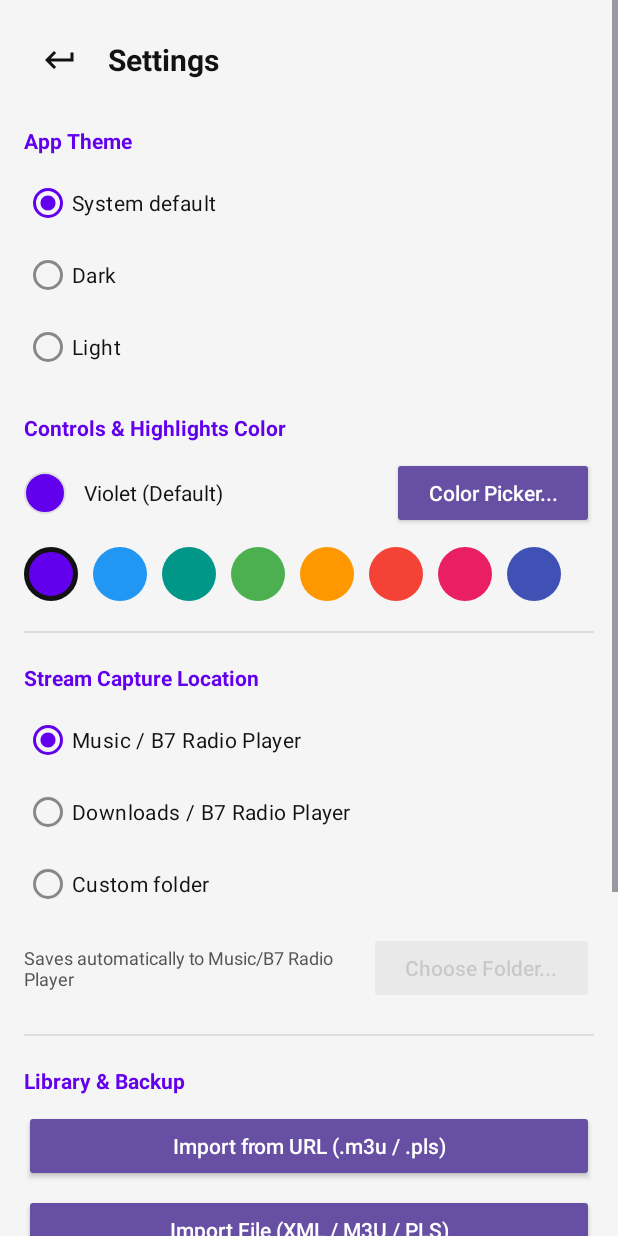
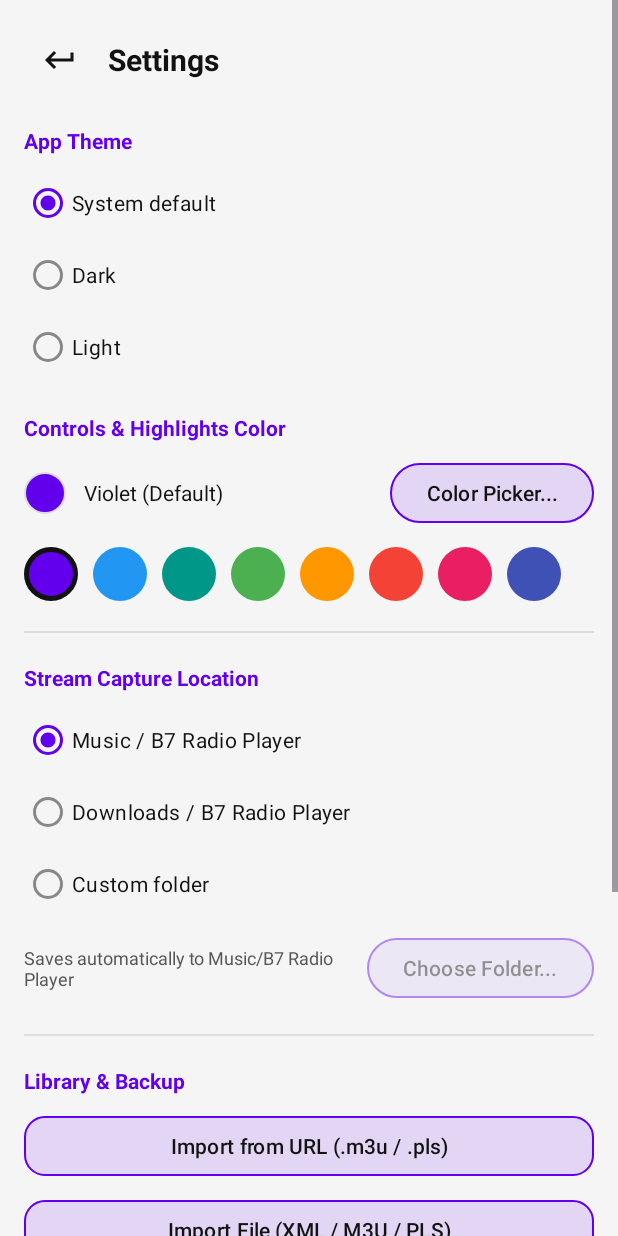
Before and after one commit to dbproff/B7-Radio-Player, an Android app: the SettingsActivity screen opened directly, with no data from a screen before it, on a phone screen of 412 x 824 dp. Run offline under Robolectric (Android 15) with nearby library versions, the phone set to English and light mode, and no system bars; network calls fail; pictures from the network do not load.

Commit message:
Deduplicate recorded files and style Settings buttons as rounded accent pills

```diff
--- a/app/build.gradle
+++ b/app/build.gradle
@@ -10,8 +10,8 @@ android {
         applicationId = "io.b7.radioplayer"
         minSdk = 21
         targetSdk = 34
-        versionCode = 13
-        versionName = "0.1.13"
+        versionCode = 14
+        versionName = "0.1.14"
 
         testInstrumentationRunner = "androidx.test.runner.AndroidJUnitRunner"
     }
--- a/app/src/main/java/com/example/radioplayer/SettingsActivity.java
+++ b/app/src/main/java/com/example/radioplayer/SettingsActivity.java
@@ -2,6 +2,7 @@ package com.example.radioplayer;
 
 import android.content.Intent;
 import android.content.pm.PackageInfo;
+import android.content.res.ColorStateList;
 import android.graphics.Color;
 import android.graphics.drawable.GradientDrawable;
 import android.net.Uri;
@@ -22,6 +23,7 @@ import androidx.activity.result.contract.ActivityResultContracts;
 import androidx.appcompat.app.AlertDialog;
 import androidx.appcompat.app.AppCompatActivity;
 import androidx.core.content.ContextCompat;
+import com.google.android.material.button.MaterialButton;
 import java.io.BufferedReader;
 import java.io.InputStream;
 import java.io.InputStreamReader;
@@ -275,6 +277,28 @@ public class SettingsActivity extends AppCompatActivity {
         ThemeHelper.tintRadioButton(captureMusicRadio, accent);
         ThemeHelper.tintRadioButton(captureDownloadsRadio, accent);
         ThemeHelper.tintRadioButton(captureCustomRadio, accent);
+
+        int[] buttonIds = {
+                R.id.settingsCustomColorButton,
+                R.id.settingsChooseCaptureFolderButton,
+                R.id.settingsImportUrlButton,
+                R.id.settingsImportFileButton,
+                R.id.settingsExportFileButton,
+                R.id.settingsUpdateImagesButton,
+                R.id.settingsScanDeadButton
+        };
+        int softBg = (accent & 0x00FFFFFF) | 0x20000000;
+        int textColor = ContextCompat.getColor(this, R.color.app_text_primary);
+        for (int id : buttonIds) {
+            android.view.View v = findViewById(id);
+            if (v instanceof MaterialButton) {
+                MaterialButton btn = (MaterialButton) v;
+                btn.setBackgroundTintList(ColorStateList.valueOf(softBg));
+                btn.setStrokeColor(ColorStateList.valueOf(accent));
+                btn.setStrokeWidth(Math.round(1.5f * getResources().getDisplayMetrics().density));
+                btn.setTextColor(textColor);
+            }
+        }
 
         if (accentPreviewSwatch != null) {
             GradientDrawable circle = new GradientDrawable();
--- a/app/src/main/java/com/example/radioplayer/StreamRecorder.java
+++ b/app/src/main/java/com/example/radioplayer/StreamRecorder.java
@@ -643,27 +643,31 @@ public final class StreamRecorder {
 
     public static List<RecordedItem> listRecordings(Context context) {
         List<RecordedItem> items = new ArrayList<>();
-        Set<String> seenUris = new HashSet<>();
+        Set<String> seenKeys = new HashSet<>();
 
         if (Build.VERSION.SDK_INT >= Build.VERSION_CODES.Q) {
-            queryMediaStore(context, MediaStore.Audio.Media.EXTERNAL_CONTENT_URI, items, seenUris);
-            queryMediaStore(context, MediaStore.Downloads.EXTERNAL_CONTENT_URI, items, seenUris);
+            queryMediaStore(context, MediaStore.Audio.Media.EXTERNAL_CONTENT_URI, items, seenKeys);
+            queryMediaStore(context, MediaStore.Downloads.EXTERNAL_CONTENT_URI, items, seenKeys);
         } else {
-            collectLegacyFiles(context.getExternalFilesDir(Environment.DIRECTORY_MUSIC), items, seenUris);
-            collectLegacyFiles(context.getExternalFilesDir(Environment.DIRECTORY_DOWNLOADS), items, seenUris);
+            collectLegacyFiles(context.getExternalFilesDir(Environment.DIRECTORY_MUSIC), items, seenKeys);
+            collectLegacyFiles(context.getExternalFilesDir(Environment.DIRECTORY_DOWNLOADS), items, seenKeys);
         }
 
         String customTree = getCustomFolderUri(context);
         if (customTree != null && !customTree.isEmpty()) {
-            queryCustomTree(context, Uri.parse(customTree), items, seenUris);
+            queryCustomTree(context, Uri.parse(customTree), items, seenKeys);
         }
 
         Collections.sort(items, (a, b) -> Long.compare(b.dateAddedMs, a.dateAddedMs));
         return items;
     }
 
+    private static String dedupKey(String name, long sizeBytes) {
+        return (name != null ? name.toLowerCase(Locale.US) : "") + "|" + sizeBytes;
+    }
+
     private static void queryMediaStore(Context context, Uri collection,
-                                        List<RecordedItem> items, Set<String> seenUris) {
+                                        List<RecordedItem> items, Set<String> seenKeys) {
         String[] projection = {
                 MediaStore.MediaColumns._ID,
                 MediaStore.MediaColumns.DISPLAY_NAME,
@@ -687,18 +691,18 @@ public final class StreamRecorder {
             while (cursor.moveToNext()) {
                 long id = cursor.getLong(idCol);
                 Uri itemUri = ContentUris.withAppendedId(collection, id);
-                if (!seenUris.add(itemUri.toString())) continue;
                 String name = cursor.getString(nameCol);
                 long size = cursor.getLong(sizeCol);
                 long dateMs = cursor.getLong(dateCol) * 1000L;
                 String mime = cursor.getString(mimeCol);
                 if (name == null || size <= 0) continue;
+                if (!seenKeys.add(dedupKey(name, size))) continue;
                 items.add(new RecordedItem(name, itemUri, size, dateMs, mime, false));
             }
         } catch (Exception ignored) {}
     }
 
-    private static void collectLegacyFiles(File baseDir, List<RecordedItem> items, Set<String> seenUris) {
+    private static void collectLegacyFiles(File baseDir, List<RecordedItem> items, Set<String> seenKeys) {
         if (baseDir == null) return;
         File dir = new File(baseDir, SUBFOLDER_NAME);
         File[] files = dir.listFiles();
@@ -706,13 +710,13 @@ public final class StreamRecorder {
         for (File f : files) {
             if (!f.isFile() || f.length() <= 0) continue;
             Uri uri = Uri.fromFile(f);
-            if (!seenUris.add(uri.toString())) continue;
+            if (!seenKeys.add(dedupKey(f.getName(), f.length()))) continue;
             items.add(new RecordedItem(f.getName(), uri, f.length(), f.lastModified(), "audio/*", false));
         }
     }
 
     private static void queryCustomTree(Context context, Uri treeUri,
-                                        List<RecordedItem> items, Set<String> seenUris) {
+                                        List<RecordedItem> items, Set<String> seenKeys) {
         try {
             Uri childrenUri = DocumentsContract.buildChildDocumentsUriUsingTree(
                     treeUri, DocumentsContract.getTreeDocumentId(treeUri));
@@ -745,9 +749,9 @@ public final class StreamRecorder {
 
                     String docId = cursor.getString(idCol);
                     Uri docUri = DocumentsContract.buildDocumentUriUsingTree(treeUri, docId);
-                    if (!seenUris.add(docUri.toString())) continue;
                     long size = cursor.getLong(sizeCol);
                     long modMs = cursor.getLong(modCol);
+                    if (size <= 0 || !seenKeys.add(dedupKey(name, size))) continue;
                     items.add(new RecordedItem(name, docUri, size, modMs, mime, true));
                 }
             }
--- a/app/src/main/res/layout/activity_settings.xml
+++ b/app/src/main/res/layout/activity_settings.xml
@@ -114,13 +114,14 @@
                 android:textColor="@color/app_text_primary"
                 android:textSize="14sp" />
 
-            <Button
+            <com.google.android.material.button.MaterialButton
                 android:id="@+id/settingsCustomColorButton"
-                style="?android:attr/buttonStyle"
+                style="@style/Widget.Material3.Button.OutlinedButton"
                 android:layout_width="wrap_content"
                 android:layout_height="wrap_content"
                 android:text="Color Picker..."
-                android:textAllCaps="false" />
+                android:textAllCaps="false"
+                app:cornerRadius="20dp" />
         </LinearLayout>
 
         <HorizontalScrollView
@@ -202,14 +203,15 @@
                 android:maxLines="2"
                 android:ellipsize="middle" />
 
-            <Button
+            <com.google.android.material.button.MaterialButton
                 android:id="@+id/settingsChooseCaptureFolderButton"
-                style="?android:attr/buttonStyle"
+                style="@style/Widget.Material3.Button.OutlinedButton"
                 android:layout_width="wrap_content"
                 android:layout_height="wrap_content"
                 android:layout_marginStart="8dp"
                 android:text="Choose Folder..."
-                android:textAllCaps="false" />
+                android:textAllCaps="false"
+                app:cornerRadius="20dp" />
         </LinearLayout>
 
         <View
@@ -228,50 +230,55 @@
             android:textStyle="bold"
             android:layout_marginBottom="10dp" />
 
-        <Button
+        <com.google.android.material.button.MaterialButton
             android:id="@+id/settingsImportUrlButton"
-            style="?android:attr/buttonStyle"
+            style="@style/Widget.Material3.Button.OutlinedButton"
             android:layout_width="match_parent"
-            android:layout_height="wrap_content"
+            android:layout_height="48dp"
             android:layout_marginBottom="8dp"
             android:text="Import from URL (.m3u / .pls)"
-            android:textAllCaps="false" />
+            android:textAllCaps="false"
+            app:cornerRadius="14dp" />
 
-        <Button
+        <com.google.android.material.button.MaterialButton
             android:id="@+id/settingsImportFileButton"
-            style="?android:attr/buttonStyle"
+            style="@style/Widget.Material3.Button.OutlinedButton"
             android:layout_width="match_parent"
-            android:layout_height="wrap_content"
+            android:layout_height="48dp"
             android:layout_marginBottom="8dp"
             android:text="Import File (XML / M3U / PLS)"
-            android:textAllCaps="false" />
+            android:textAllCaps="false"
+            app:cornerRadius="14dp" />
 
-        <Button
+        <com.google.android.material.button.MaterialButton
             android:id="@+id/settingsExportFileButton"
-            style="?android:attr/buttonStyle"
+            style="@style/Widget.Material3.Button.OutlinedButton"
             android:layout_width="match_parent"
-            android:layout_height="wrap_content"
+            android:layout_height="48dp"
             android:layout_marginBottom="8dp"
             android:text="Export All Stations (XML)"
-            android:textAllCaps="false" />
+            android:textAllCaps="false"
+            app:cornerRadius="14dp" />
 
-        <Button
+        <com.google.android.material.button.MaterialButton
             android:id="@+id/settingsUpdateImagesButton"
-            style="?android:attr/buttonStyle"
+            style="@style/Widget.Material3.Button.OutlinedButton"
             android:layout_width="match_parent"
-            android:layout_height="wrap_content"
+            android:layout_height="48dp"
             android:layout_marginBottom="8dp"
             android:text="Update Station Images"
-            android:textAllCaps="false" />
+            android:textAllCaps="false"
+            app:cornerRadius="14dp" />
 
-        <Button
+        <com.google.android.material.button.MaterialButton
             android:id="@+id/settingsScanDeadButton"
-            style="?android:attr/buttonStyle"
+            style="@style/Widget.Material3.Button.OutlinedButton"
             android:layout_width="match_parent"
-            android:layout_height="wrap_content"
+            android:layout_height="48dp"
             android:layout_marginBottom="20dp"
             android:text="Scan for Dead Stations"
-            android:textAllCaps="false" />
+            android:textAllCaps="false"
+            app:cornerRadius="14dp" />
 
         <View
             android:layout_width="match_parent"
```
